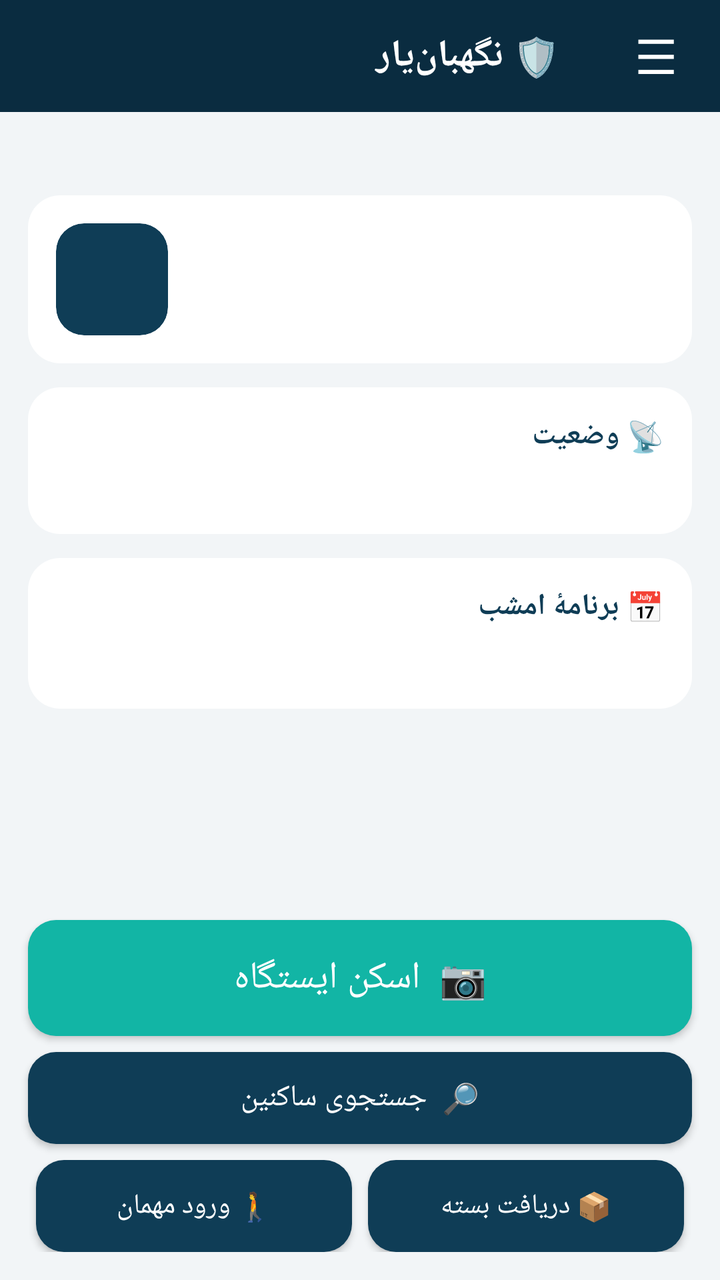
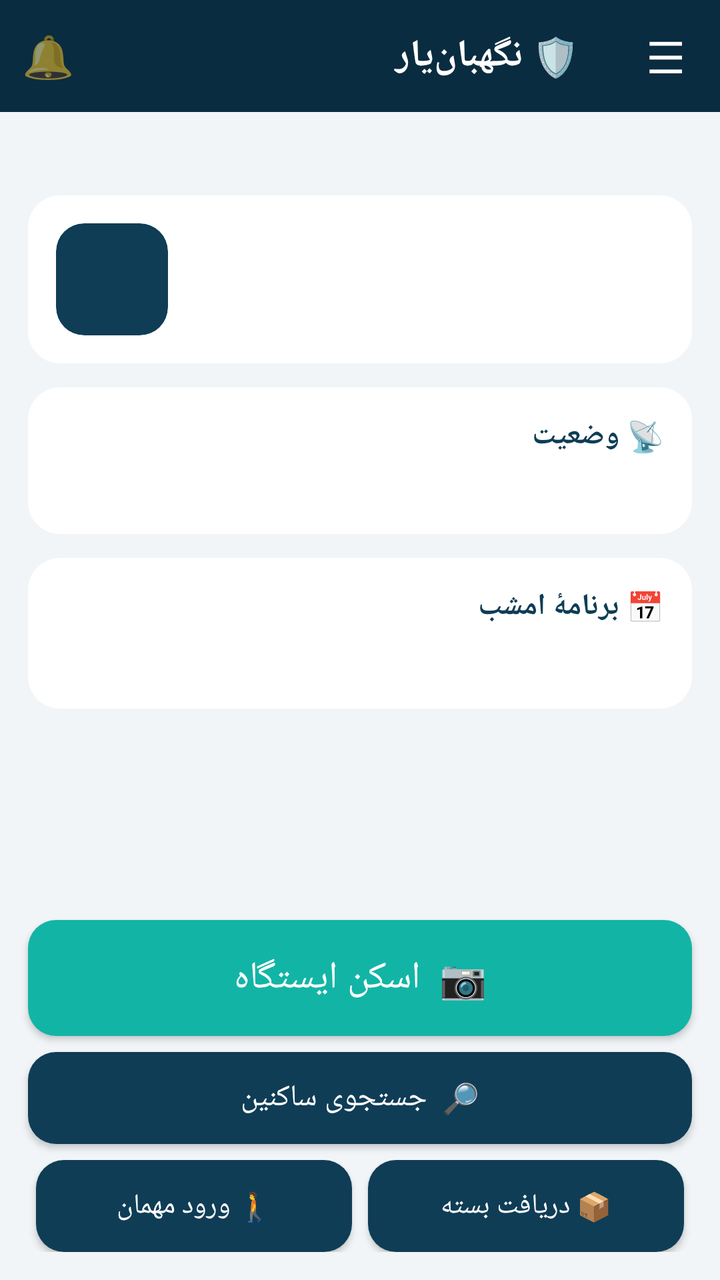

Before-and-after screenshots of an Android layout around one commit, followed by the original layout XML and the change that was made.
<!-- AndroidManifest.xml: application theme android:Theme.Material.Light.NoActionBar -->
<!-- res/layout/activity_main.xml -->
<?xml version="1.0" encoding="utf-8"?>
<FrameLayout xmlns:android="http://schemas.android.com/apk/res/android"
    android:layout_width="match_parent" android:layout_height="match_parent"
    android:background="@color/bgSoft">

    
    <LinearLayout
        android:layout_width="match_parent" android:layout_height="match_parent"
        android:orientation="vertical">

        <LinearLayout
            android:layout_width="match_parent" android:layout_height="56dp"
            android:orientation="horizontal"
            android:background="@color/primaryDark"
            android:gravity="center_vertical">

            <TextView
                android:layout_width="0dp" android:layout_height="wrap_content"
                android:layout_weight="1"
                android:text="🛡 نگهبان‌یار"
                android:textColor="#FFFFFF" android:textSize="19sp" android:textStyle="bold"
                android:gravity="center_vertical"
                android:paddingStart="16dp" android:paddingEnd="16dp"/>

            <TextView
                android:id="@+id/btnMenu"
                android:layout_width="wrap_content" android:layout_height="match_parent"
                android:text="☰"
                android:textColor="#FFFFFF" android:textSize="24sp"
                android:gravity="center"
                android:paddingStart="22dp" android:paddingEnd="22dp"
                android:background="?android:attr/selectableItemBackground"/>
        </LinearLayout>

        <TextView
            android:id="@+id/tvToday"
            android:layout_width="match_parent" android:layout_height="wrap_content"
            android:textSize="13sp"
            android:textColor="@color/textSub"
            android:paddingStart="16dp" android:paddingEnd="16dp"
            android:paddingTop="8dp" android:paddingBottom="2dp"/>

        <ScrollView
            android:layout_width="match_parent" android:layout_height="0dp"
            android:layout_weight="1">

            <LinearLayout
                android:layout_width="match_parent" android:layout_height="wrap_content"
                android:orientation="vertical"
                android:padding="14dp">

                <LinearLayout
                    android:id="@+id/cardGuard"
                    android:layout_width="match_parent" android:layout_height="wrap_content"
                    android:orientation="horizontal"
                    android:gravity="center_vertical"
                    android:background="@drawable/bg_card"
                    android:padding="14dp">

                    <ImageView
                        android:id="@+id/imgGuard"
                        android:layout_width="56dp" android:layout_height="56dp"
                        android:background="@drawable/btn_dark"
                        android:clipToOutline="true"
                        android:scaleType="centerCrop"/>

                    <LinearLayout
                        android:layout_width="0dp" android:layout_height="wrap_content"
                        android:layout_weight="1"
                        android:orientation="vertical"
                        android:paddingStart="12dp">

                        <TextView
                            android:id="@+id/tvGuardName"
                            android:layout_width="match_parent" android:layout_height="wrap_content"
                            android:textSize="17sp" android:textStyle="bold"
                            android:textColor="@color/primary"/>

                        <TextView
                            android:id="@+id/tvGuardShift"
                            android:layout_width="match_parent" android:layout_height="wrap_content"
                            android:textSize="13sp"
                            android:textColor="@color/textSub"
                            android:paddingTop="2dp"/>
                    </LinearLayout>

                    <TextView
                        android:layout_width="wrap_content" android:layout_height="wrap_content"
                        android:text="_guard_live"
                        android:visibility="gone"/>
                </LinearLayout>

                <LinearLayout
                    android:layout_width="match_parent" android:layout_height="wrap_content"
                    android:orientation="vertical"
                    android:background="@drawable/bg_card"
                    android:padding="14dp"
                    android:layout_marginTop="12dp">

                    <TextView
                        android:layout_width="match_parent" android:layout_height="wrap_content"
                        android:text="📡 وضعیت"
                        android:textStyle="bold" android:textSize="15sp"
                        android:textColor="@color/primary"/>

                    <TextView
                        android:id="@+id/tvStatus"
                        android:layout_width="match_parent" android:layout_height="wrap_content"
                        android:textSize="14sp"
                        android:paddingTop="6dp"/>
                </LinearLayout>

                <LinearLayout
                    android:layout_width="match_parent" android:layout_height="wrap_content"
                    android:orientation="vertical"
                    android:background="@drawable/bg_card"
                    android:padding="14dp"
                    android:layout_marginTop="12dp">

                    <TextView
                        android:layout_width="match_parent" android:layout_height="wrap_content"
                        android:text="📅 برنامهٔ امشب"
                        android:textStyle="bold" android:textSize="15sp"
                        android:textColor="@color/primary"/>

                    <TextView
                        android:id="@+id/tvPlan"
                        android:layout_width="match_parent" android:layout_height="wrap_content"
                        android:textSize="14sp"
                        android:lineSpacingExtra="3dp"
                        android:paddingTop="8dp"/>
                </LinearLayout>
            </LinearLayout>
        </ScrollView>

        <Button
            android:id="@+id/btnScan"
            android:layout_width="match_parent" android:layout_height="58dp"
            android:layout_marginStart="14dp" android:layout_marginEnd="14dp"
            android:layout_marginTop="14dp"
            android:background="@drawable/btn_primary"
            android:textColor="#FFFFFF"
            android:textSize="19sp"
            android:text="📷  اسکن ایستگاه"/>

        <Button
            android:id="@+id/btnResidents"
            android:layout_width="match_parent" android:layout_height="46dp"
            android:layout_marginStart="14dp" android:layout_marginEnd="14dp"
            android:layout_marginTop="8dp"
            android:background="@drawable/btn_dark"
            android:textColor="#FFFFFF"
            android:textSize="15sp"
            android:text="🔎  جستجوی ساکنین"/>

        <LinearLayout
            android:layout_width="match_parent" android:layout_height="wrap_content"
            android:orientation="horizontal"
            android:layout_marginStart="14dp" android:layout_marginEnd="14dp"
            android:layout_marginBottom="14dp"
            android:layout_marginTop="8dp">

            <Button
                android:id="@+id/btnGuests"
                android:layout_width="0dp" android:layout_height="46dp"
                android:layout_weight="1"
                android:layout_marginStart="4dp"
                android:background="@drawable/btn_dark"
                android:textColor="#FFFFFF"
                android:textSize="14sp"
                android:text="🚶 ورود مهمان"/>

            <Button
                android:id="@+id/btnPackages"
                android:layout_width="0dp" android:layout_height="46dp"
                android:layout_weight="1"
                android:layout_marginStart="8dp" android:layout_marginEnd="4dp"
                android:background="@drawable/btn_dark"
                android:textColor="#FFFFFF"
                android:textSize="14sp"
                android:text="📦 دریافت بسته"/>
        </LinearLayout>
    </LinearLayout>

    
    <View
        android:id="@+id/scrim"
        android:layout_width="match_parent" android:layout_height="match_parent"
        android:background="#66000000"
        android:visibility="gone"/>

    
    <LinearLayout
        android:id="@+id/drawer"
        android:layout_width="290dp" android:layout_height="match_parent"
        android:layout_gravity="end"
        android:orientation="vertical"
        android:background="#FFFFFF"
        android:elevation="8dp"
        android:visibility="gone">

        <LinearLayout
            android:layout_width="match_parent" android:layout_height="wrap_content"
            android:orientation="vertical"
            android:background="@color/primaryDark"
            android:padding="20dp">

            <TextView
                android:layout_width="match_parent" android:layout_height="wrap_content"
                android:text="🛡 نگهبان‌یار"
                android:textColor="#FFFFFF" android:textSize="20sp" android:textStyle="bold"/>

            <TextView
                android:id="@+id/drawerSub"
                android:layout_width="match_parent" android:layout_height="wrap_content"
                android:textColor="#B3FFFFFF" android:textSize="13sp"
                android:paddingTop="4dp"/>
        </LinearLayout>

        <ScrollView
            android:layout_width="match_parent" android:layout_height="0dp"
            android:layout_weight="1"
            android:scrollbars="none">

          <LinearLayout
              android:layout_width="match_parent" android:layout_height="wrap_content"
              android:orientation="vertical">

        <TextView android:id="@+id/dHome" style="@style/DrawerItem" android:text="🏠  صفحهٔ اصلی"/>
        <TextView android:id="@+id/dScan" style="@style/DrawerItem" android:text="📷  اسکن ایستگاه"/>
        <TextView android:id="@+id/dSearchRes" style="@style/DrawerItem" android:text="🔎  جستجوی ساکنین"/>
        <TextView android:id="@+id/dGuests" style="@style/DrawerItem" android:text="🚶  ورود مهمان"/>
        <TextView android:id="@+id/dPackages" style="@style/DrawerItem" android:text="📦  دریافت بسته"/>
        <TextView android:id="@+id/dMembers" style="@style/DrawerItem" android:text="✅  تأیید اعضا"/>
        <TextView android:id="@+id/dManage" style="@style/DrawerItem" android:text="📊  پنل مدیریت"/>
        <TextView android:id="@+id/dGuards" style="@style/DrawerItem" android:text="👤  نگهبان‌ها و شیفت"/>
        <TextView android:id="@+id/dResAdmin" style="@style/DrawerItem" android:text="👥  مدیریت ساکنین"/>
        <TextView android:id="@+id/dSettings" style="@style/DrawerItem" android:text="⚙️  تنظیمات"/>
        <TextView android:id="@+id/dPrint" style="@style/DrawerItem" android:text="🖨️  چاپ پلاک‌ها"/>
        <TextView android:id="@+id/dLock" style="@style/DrawerItem" android:text="🔒  قفل گوشی (حالت کشو)"/>
        <TextView android:id="@+id/dSync" style="@style/DrawerItem" android:text="🔄  ارسال صف به بله"/>

        <View
            android:layout_width="match_parent" android:layout_height="1dp"
            android:background="#E0E0E0"
            android:layout_marginTop="8dp" android:layout_marginBottom="8dp"/>

        <TextView android:id="@+id/dUpdate" style="@style/DrawerItem" android:text="🔄  بررسی به‌روزرسانی"/>
        <TextView android:id="@+id/dDev" style="@style/DrawerItem" android:text="📞  ارتباط با توسعه‌دهنده"/>

          </LinearLayout>
        </ScrollView>
    </LinearLayout>
</FrameLayout>
<!-- resources referenced by this layout -->
<resources>
  <color name="bgSoft">#F2F5F7</color>
  <color name="primary">#0F3D56</color>
  <color name="primaryDark">#0A2C40</color>
  <color name="textSub">#607D8B</color>
  <!-- drawable bg_card (drawable) -->
  <?xml version="1.0" encoding="utf-8"?>
  <shape xmlns:android="http://schemas.android.com/apk/res/android">
      <solid android:color="#FFFFFF"/>
      <corners android:radius="16dp"/>
  </shape>
  <!-- drawable btn_dark (drawable) -->
  <?xml version="1.0" encoding="utf-8"?>
  <shape xmlns:android="http://schemas.android.com/apk/res/android">
      <solid android:color="@color/primary"/>
      <corners android:radius="14dp"/>
  </shape>
  <!-- drawable btn_primary (drawable) -->
  <?xml version="1.0" encoding="utf-8"?>
  <shape xmlns:android="http://schemas.android.com/apk/res/android">
      <solid android:color="@color/accent"/>
      <corners android:radius="14dp"/>
  </shape>
  <style name="DrawerItem">
          <item name="android:layout_width">match_parent</item>
          <item name="android:layout_height">wrap_content</item>
          <item name="android:paddingStart">18dp</item>
          <item name="android:paddingEnd">18dp</item>
          <item name="android:paddingTop">15dp</item>
          <item name="android:paddingBottom">15dp</item>
          <item name="android:textSize">16sp</item>
          <item name="android:textColor">#212121</item>
          <item name="android:background">?android:attr/selectableItemBackground</item>
      </style>
  <color name="accent">#12B5A5</color>
</resources>

<!-- the commit's change to res/layout/activity_main.xml (unified diff, before → after) -->
@@ -11,8 +11,19 @@
         <LinearLayout
             android:layout_width="match_parent" android:layout_height="56dp"
             android:orientation="horizontal"
+            android:layoutDirection="rtl"
+            android:clipChildren="false" android:clipToPadding="false"
             android:background="@color/primaryDark"
             android:gravity="center_vertical">
+
+            <TextView
+                android:id="@+id/btnMenu"
+                android:layout_width="wrap_content" android:layout_height="match_parent"
+                android:text="☰"
+                android:textColor="#FFFFFF" android:textSize="22sp"
+                android:gravity="center"
+                android:paddingLeft="18dp" android:paddingRight="18dp"
+                android:background="?android:attr/selectableItemBackground"/>
 
             <TextView
                 android:layout_width="0dp" android:layout_height="wrap_content"
@@ -20,16 +31,32 @@
                 android:text="🛡 نگهبان‌یار"
                 android:textColor="#FFFFFF" android:textSize="19sp" android:textStyle="bold"
                 android:gravity="center_vertical"
-                android:paddingStart="16dp" android:paddingEnd="16dp"/>
-
-            <TextView
-                android:id="@+id/btnMenu"
-                android:layout_width="wrap_content" android:layout_height="match_parent"
-                android:text="☰"
-                android:textColor="#FFFFFF" android:textSize="24sp"
-                android:gravity="center"
-                android:paddingStart="22dp" android:paddingEnd="22dp"
-                android:background="?android:attr/selectableItemBackground"/>
+                android:paddingLeft="16dp" android:paddingRight="16dp"/>
+
+            <FrameLayout
+                android:id="@+id/bellBox"
+                android:layout_width="48dp" android:layout_height="match_parent"
+                android:clipChildren="false" android:clipToPadding="false"
+                android:background="?android:attr/selectableItemBackground">
+
+                <TextView
+                    android:id="@+id/btnBell"
+                    android:layout_width="wrap_content" android:layout_height="wrap_content"
+                    android:layout_gravity="center"
+                    android:paddingLeft="4dp" android:paddingRight="4dp"
+                    android:text="🔔" android:textSize="21sp"/>
+
+                <TextView
+                    android:id="@+id/bellBadge"
+                    android:layout_width="wrap_content" android:layout_height="wrap_content"
+                    android:layout_gravity="top|left"
+                    android:layout_marginLeft="26dp" android:layout_marginTop="4dp"
+                    android:textColor="#FFFFFF" android:textSize="10sp" android:textStyle="bold"
+                    android:minWidth="18dp" android:minHeight="18dp"
+                    android:gravity="center"
+                    android:paddingLeft="3dp" android:paddingRight="3dp"
+                    android:visibility="gone"/>
+            </FrameLayout>
         </LinearLayout>
 
         <TextView
@@ -231,14 +258,13 @@
         <TextView android:id="@+id/dSearchRes" style="@style/DrawerItem" android:text="🔎  جستجوی ساکنین"/>
         <TextView android:id="@+id/dGuests" style="@style/DrawerItem" android:text="🚶  ورود مهمان"/>
         <TextView android:id="@+id/dPackages" style="@style/DrawerItem" android:text="📦  دریافت بسته"/>
-        <TextView android:id="@+id/dMembers" style="@style/DrawerItem" android:text="✅  تأیید اعضا"/>
-        <TextView android:id="@+id/dManage" style="@style/DrawerItem" android:text="📊  پنل مدیریت"/>
+        <TextView android:id="@+id/dRoofKey" style="@style/DrawerItem" android:text="🔑  کلید پشت‌بام"/>
+        <TextView android:id="@+id/dElev" style="@style/DrawerItem" android:text="🛗  آسانسور"/>
+        <TextView android:id="@+id/dMove" style="@style/DrawerItem" android:text="🚚  اسباب‌کشی"/>
         <TextView android:id="@+id/dGuards" style="@style/DrawerItem" android:text="👤  نگهبان‌ها و شیفت"/>
-        <TextView android:id="@+id/dResAdmin" style="@style/DrawerItem" android:text="👥  مدیریت ساکنین"/>
         <TextView android:id="@+id/dSettings" style="@style/DrawerItem" android:text="⚙️  تنظیمات"/>
-        <TextView android:id="@+id/dPrint" style="@style/DrawerItem" android:text="🖨️  چاپ پلاک‌ها"/>
         <TextView android:id="@+id/dLock" style="@style/DrawerItem" android:text="🔒  قفل گوشی (حالت کشو)"/>
-        <TextView android:id="@+id/dSync" style="@style/DrawerItem" android:text="🔄  ارسال صف به بله"/>
+        <TextView android:id="@+id/dSync" style="@style/DrawerItem" android:text="🔄  ارسال صف به مدیریت"/>
 
         <View
             android:layout_width="match_parent" android:layout_height="1dp"
@@ -246,6 +272,7 @@
             android:layout_marginTop="8dp" android:layout_marginBottom="8dp"/>
 
         <TextView android:id="@+id/dUpdate" style="@style/DrawerItem" android:text="🔄  بررسی به‌روزرسانی"/>
+        <TextView android:id="@+id/dPage" style="@style/DrawerItem" android:text="🌐  صفحهٔ معرفی محصول"/>
         <TextView android:id="@+id/dDev" style="@style/DrawerItem" android:text="📞  ارتباط با توسعه‌دهنده"/>
 
           </LinearLayout>
